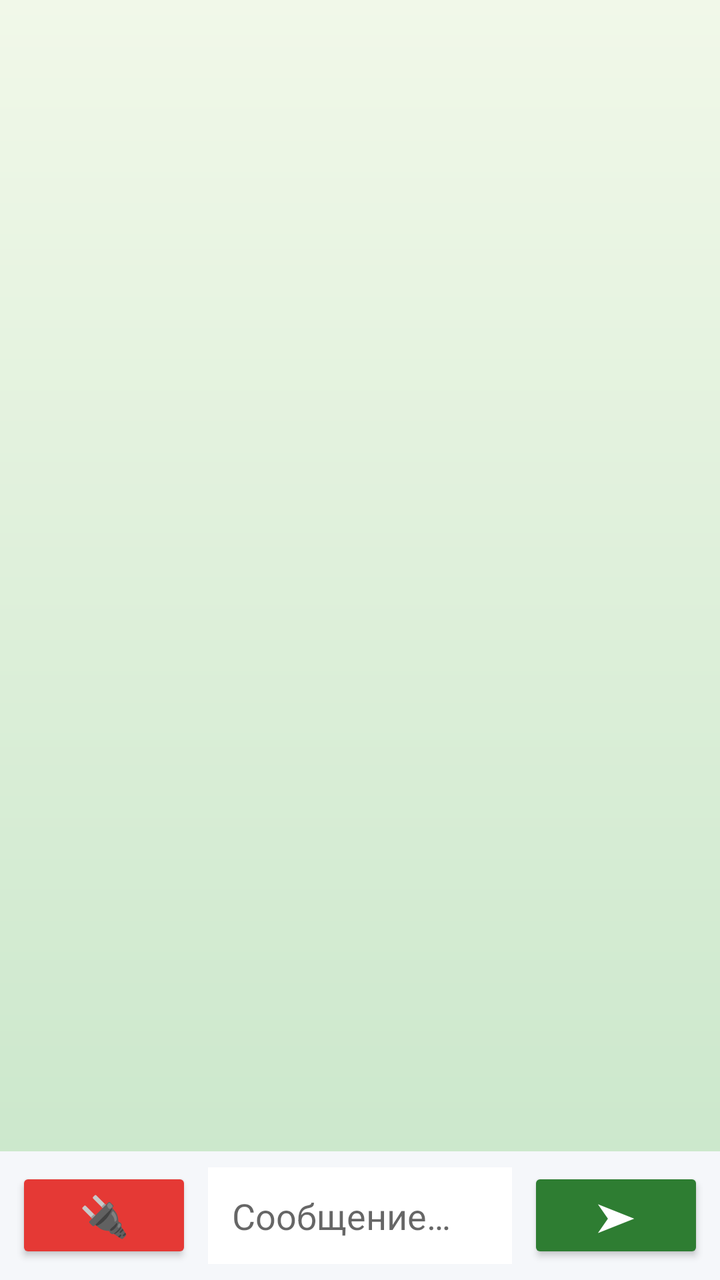
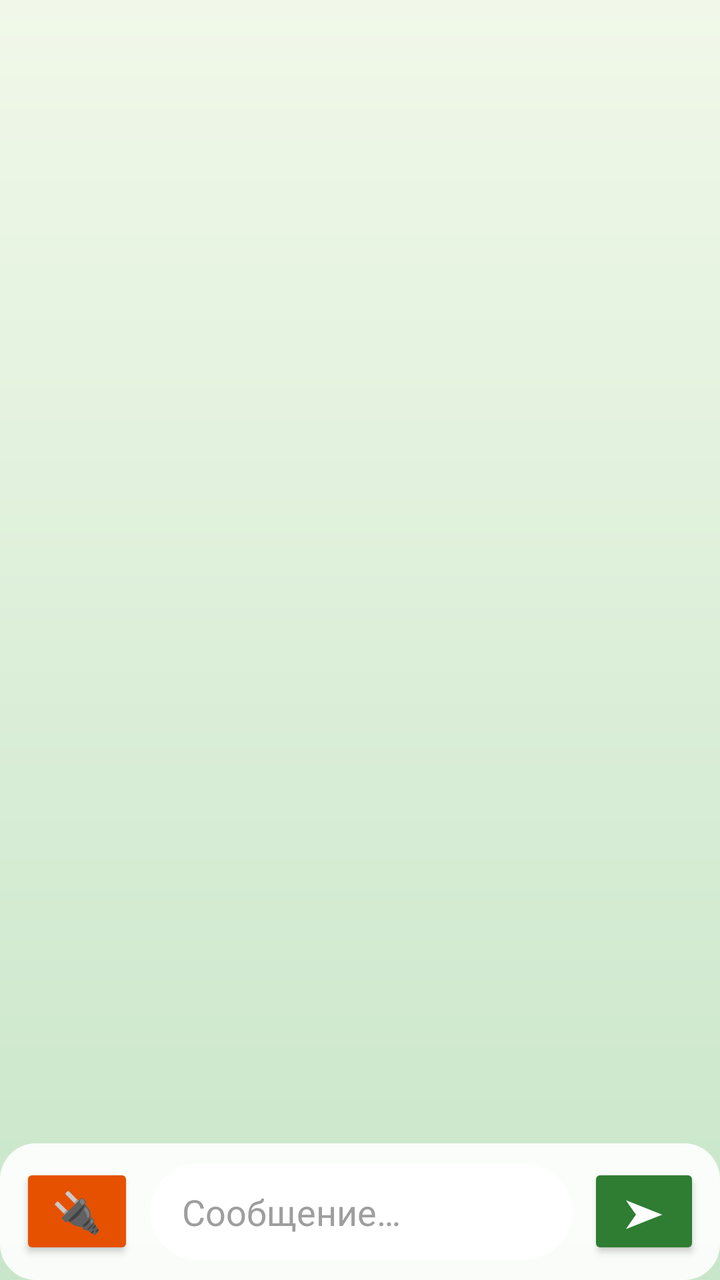

Before-and-after screenshots of an Android layout around one commit, followed by the original layout XML and the change that was made.
<!-- AndroidManifest.xml: application theme Theme.BlueLink -->
<!-- res/layout/activity_chat.xml -->
<?xml version="1.0" encoding="utf-8"?>
<LinearLayout xmlns:android="http://schemas.android.com/apk/res/android"
    android:layout_width="match_parent"
    android:layout_height="match_parent"
    android:orientation="vertical">

    <androidx.recyclerview.widget.RecyclerView
        android:id="@+id/recyclerMessages"
        android:layout_width="match_parent"
        android:layout_height="0dp"
        android:layout_weight="1"
        android:padding="12dp"
        android:clipToPadding="false" />

    <LinearLayout
        android:layout_width="match_parent"
        android:layout_height="wrap_content"
        android:orientation="horizontal"
        android:padding="8dp"
        android:gravity="center_vertical"
        android:background="@color/background">

        <Button
            android:id="@+id/buttonDisconnect"
            android:layout_width="wrap_content"
            android:layout_height="wrap_content"
            android:text="@string/disconnect"
            android:textSize="20sp"
            android:backgroundTint="#E53935"
            android:textColor="@color/text_on_blue" />

        <EditText
            android:id="@+id/editMessage"
            android:layout_width="0dp"
            android:layout_height="wrap_content"
            android:layout_weight="1"
            android:layout_marginHorizontal="8dp"
            android:hint="@string/hint_message"
            android:inputType="text"
            android:background="@android:color/white"
            android:padding="12dp" />

        <Button
            android:id="@+id/buttonSend"
            android:layout_width="wrap_content"
            android:layout_height="wrap_content"
            android:text="@string/send"
            android:textSize="20sp"
            android:backgroundTint="@color/blue_primary"
            android:textColor="@color/text_on_blue" />

    </LinearLayout>

</LinearLayout>
<!-- resources referenced by this layout -->
<resources>
  <color name="background">#F5F7FA</color>
  <color name="blue_primary">#2E7D32</color>
  <color name="text_on_blue">#FFFFFF</color>
  <string name="disconnect">🔌</string>
  <string name="hint_message">Сообщение…</string>
  <string name="send">➤</string>
  <style name="Theme.BlueLink" parent="Theme.MaterialComponents.DayNight.NoActionBar">
          <item name="colorPrimary">@color/blue_primary</item>
          <item name="colorPrimaryDark">@color/blue_dark</item>
          <item name="colorAccent">@color/accent</item>
          <item name="android:windowBackground">@drawable/bg_gradient</item>
          <item name="materialButtonStyle">@style/Widget.BlueLink.Button</item>
      </style>
  <color name="blue_dark">#1B5E20</color>
  <color name="accent">#66BB6A</color>
  <!-- drawable bg_gradient (drawable) -->
  <?xml version="1.0" encoding="utf-8"?>
  <shape xmlns:android="http://schemas.android.com/apk/res/android"
      android:shape="rectangle">
      <gradient
          android:angle="90"
          android:startColor="@color/gradient_start"
          android:endColor="@color/gradient_end"
          android:type="linear" />
  </shape>
  <style name="Widget.BlueLink.Button" parent="Widget.MaterialComponents.Button">
          <item name="cornerRadius">18dp</item>
          <item name="android:textAllCaps">false</item>
          <item name="android:letterSpacing">0</item>
          <item name="android:paddingTop">14dp</item>
          <item name="android:paddingBottom">14dp</item>
          <item name="elevation">3dp</item>
      </style>
  <color name="gradient_start">#C8E6C9</color>
  <color name="gradient_end">#F1F8E9</color>
</resources>

<!-- the commit's change to res/layout/activity_chat.xml (unified diff, before → after) -->
@@ -16,17 +16,19 @@
         android:layout_width="match_parent"
         android:layout_height="wrap_content"
         android:orientation="horizontal"
-        android:padding="8dp"
+        android:padding="10dp"
         android:gravity="center_vertical"
-        android:background="@color/background">
+        android:background="@drawable/bg_card">
 
         <Button
             android:id="@+id/buttonDisconnect"
             android:layout_width="wrap_content"
             android:layout_height="wrap_content"
+            android:minWidth="0dp"
+            android:paddingHorizontal="16dp"
             android:text="@string/disconnect"
             android:textSize="20sp"
-            android:backgroundTint="#E53935"
+            android:backgroundTint="@color/orange_dark"
             android:textColor="@color/text_on_blue" />
 
         <EditText
@@ -37,13 +39,18 @@
             android:layout_marginHorizontal="8dp"
             android:hint="@string/hint_message"
             android:inputType="text"
-            android:background="@android:color/white"
-            android:padding="12dp" />
+            android:background="@drawable/bg_input_pill"
+            android:textColor="#212121"
+            android:textColorHint="#9E9E9E"
+            android:paddingHorizontal="16dp"
+            android:paddingVertical="12dp" />
 
         <Button
             android:id="@+id/buttonSend"
             android:layout_width="wrap_content"
             android:layout_height="wrap_content"
+            android:minWidth="0dp"
+            android:paddingHorizontal="18dp"
             android:text="@string/send"
             android:textSize="20sp"
             android:backgroundTint="@color/blue_primary"
<!-- resource entries referenced after the edit -->
@@ -1,8 +1,20 @@
 <!-- resources referenced by this layout -->
 <resources>
-  <color name="background">#F5F7FA</color>
   <color name="blue_primary">#2E7D32</color>
+  <color name="orange_dark">#E65100</color>
   <color name="text_on_blue">#FFFFFF</color>
+  <!-- drawable bg_card (drawable) -->
+  <?xml version="1.0" encoding="utf-8"?>
+  <shape xmlns:android="http://schemas.android.com/apk/res/android">
+      <solid android:color="@color/card_translucent" />
+      <corners android:radius="18dp" />
+  </shape>
+  <!-- drawable bg_input_pill (drawable) -->
+  <?xml version="1.0" encoding="utf-8"?>
+  <shape xmlns:android="http://schemas.android.com/apk/res/android">
+      <solid android:color="#FFFFFF" />
+      <corners android:radius="24dp" />
+  </shape>
   <string name="disconnect">🔌</string>
   <string name="hint_message">Сообщение…</string>
   <string name="send">➤</string>
@@ -13,6 +25,7 @@
           <item name="android:windowBackground">@drawable/bg_gradient</item>
           <item name="materialButtonStyle">@style/Widget.BlueLink.Button</item>
       </style>
+  <color name="card_translucent">#E6FFFFFF</color>
   <color name="blue_dark">#1B5E20</color>
   <color name="accent">#66BB6A</color>
   <!-- drawable bg_gradient (drawable) -->
